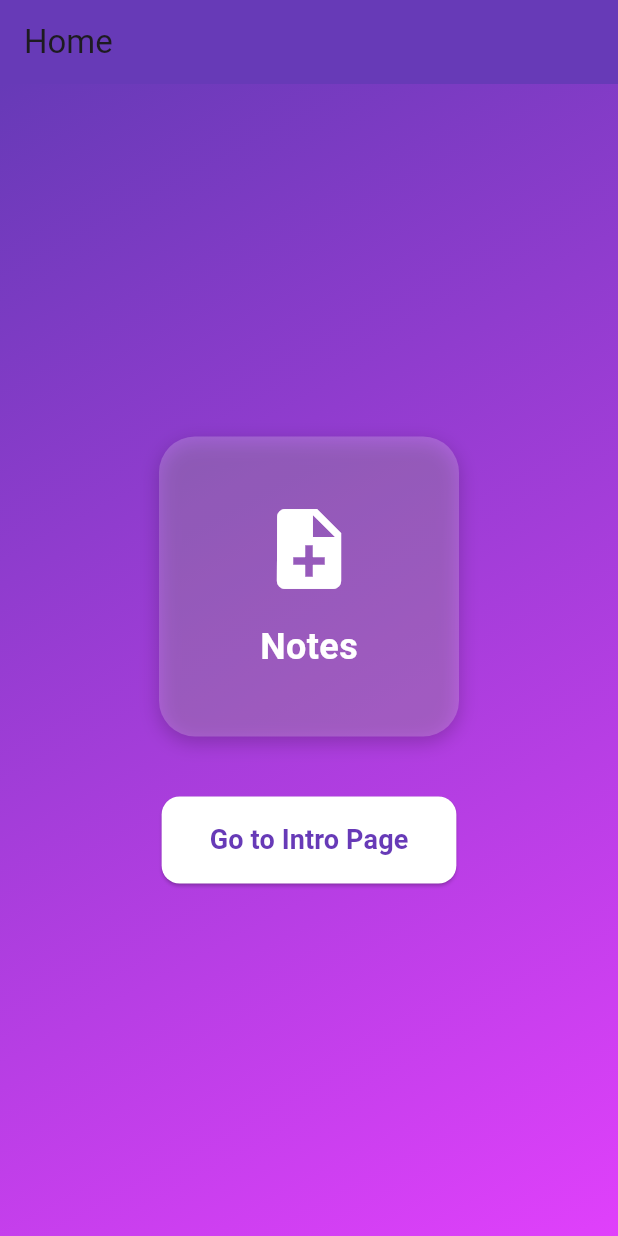
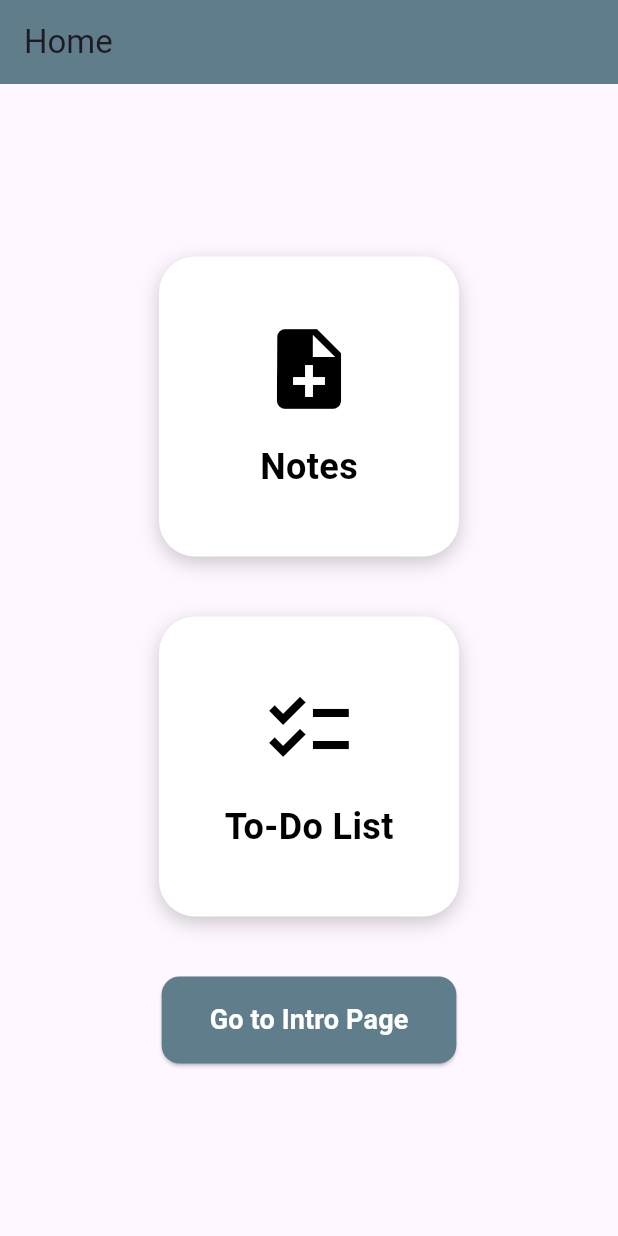
Before and after one commit to Siriuslys/flutter-note-app, a Flutter app: the screen it shows after launch, after a tap on "Get Started", on a phone screen of 412 x 824 dp. Run offline on Flutter 3.47's test engine with Material 3 defaults, Android fonts, the phone set to English and light mode, and no system bars; our stand-ins replace google_fonts.

```diff
--- a/lib/pages/home_page.dart
+++ b/lib/pages/home_page.dart
@@ -1,6 +1,7 @@
 import 'package:flutter/material.dart';
-import 'package:tugas3/pages/notes_page.dart'; // Import NotesPage
-import 'package:tugas3/pages/intro_page.dart'; // Import IntroPage
+import 'package:tugas3/pages/notes_page.dart';
+import 'package:tugas3/pages/intro_page.dart';
+import 'package:tugas3/pages/todo_page.dart'; // Import TodoPage
 
 class HomePage extends StatelessWidget {
   const HomePage({super.key});
@@ -10,20 +11,9 @@ class HomePage extends StatelessWidget {
     return Scaffold(
       appBar: AppBar(
         title: const Text("Home"),
-        backgroundColor: Colors.deepPurple, // Match the theme
+        backgroundColor: Colors.blueGrey,
       ),
-      body: Container(
-        decoration: const BoxDecoration(
-          gradient: LinearGradient(
-            begin: Alignment.topLeft,
-            end: Alignment.bottomRight,
-            colors: [
-              Colors.deepPurple,
-              Colors.purpleAccent,
-            ],
-          ),
-        ),
-        child: Center(
+      body: Center(
         child: Column(
           mainAxisAlignment: MainAxisAlignment.center,
           children: [
@@ -39,7 +29,7 @@ class HomePage extends StatelessWidget {
                 width: 200,
                 height: 200,
                 decoration: BoxDecoration(
-                    color: Colors.white.withOpacity(0.2),
+                  color: Colors.white,
                   borderRadius: BorderRadius.circular(24),
                   boxShadow: [
                     BoxShadow(
@@ -56,13 +46,13 @@ class HomePage extends StatelessWidget {
                     Icon(
                       Icons.note_add,
                       size: 64,
-                        color: Colors.white,
+                      color: Colors.black,
                     ),
                     SizedBox(height: 16),
                     Text(
                       "Notes",
                       style: TextStyle(
-                          color: Colors.white,
+                        color: Colors.black,
                         fontSize: 24,
                         fontWeight: FontWeight.bold,
                       ),
@@ -71,7 +61,55 @@ class HomePage extends StatelessWidget {
                 ),
               ),
             ),
-              const SizedBox(height: 40), // Spacing between buttons
+            const SizedBox(height: 40),
+
+            // Button to navigate to TodoPage
+            GestureDetector(
+              onTap: () => Navigator.push(
+                context,
+                MaterialPageRoute(
+                  builder: (context) => const TodoPage(),
+                ),
+              ),
+              child: Container(
+                width: 200,
+                height: 200,
+                decoration: BoxDecoration(
+                  color: Colors.white,
+                  borderRadius: BorderRadius.circular(24),
+                  boxShadow: [
+                    BoxShadow(
+                      color: Colors.black.withOpacity(0.2),
+                      blurRadius: 10,
+                      offset: const Offset(0, 4),
+                    ),
+                  ],
+                ),
+                padding: const EdgeInsets.all(24),
+                child: const Column(
+                  mainAxisAlignment: MainAxisAlignment.center,
+                  children: [
+                    Icon(
+                      Icons.checklist,
+                      size: 64,
+                      color: Colors.black,
+                    ),
+                    SizedBox(height: 16),
+                    Text(
+                      "To-Do List",
+                      style: TextStyle(
+                        color: Colors.black,
+                        fontSize: 24,
+                        fontWeight: FontWeight.bold,
+                      ),
+                    ),
+                  ],
+                ),
+              ),
+            ),
+
+            const SizedBox(height: 40),
+
             // Button to navigate to IntroPage
             ElevatedButton(
               onPressed: () {
@@ -83,7 +121,7 @@ class HomePage extends StatelessWidget {
                 );
               },
               style: ElevatedButton.styleFrom(
-                  backgroundColor: Colors.white,
+                backgroundColor: Colors.blueGrey,
                 padding: const EdgeInsets.symmetric(
                   horizontal: 32,
                   vertical: 16,
@@ -95,7 +133,7 @@ class HomePage extends StatelessWidget {
               child: const Text(
                 "Go to Intro Page",
                 style: TextStyle(
-                    color: Colors.deepPurple,
+                  color: Colors.white,
                   fontSize: 18,
                   fontWeight: FontWeight.bold,
                 ),
@@ -104,7 +142,6 @@ class HomePage extends StatelessWidget {
           ],
         ),
       ),
-      ),
     );
   }
 }
```
Also changed, not shown: lib/pages/todo_page.dart (added, +154 -0 lines). Lines whose indentation alone changed are shown as unchanged.
